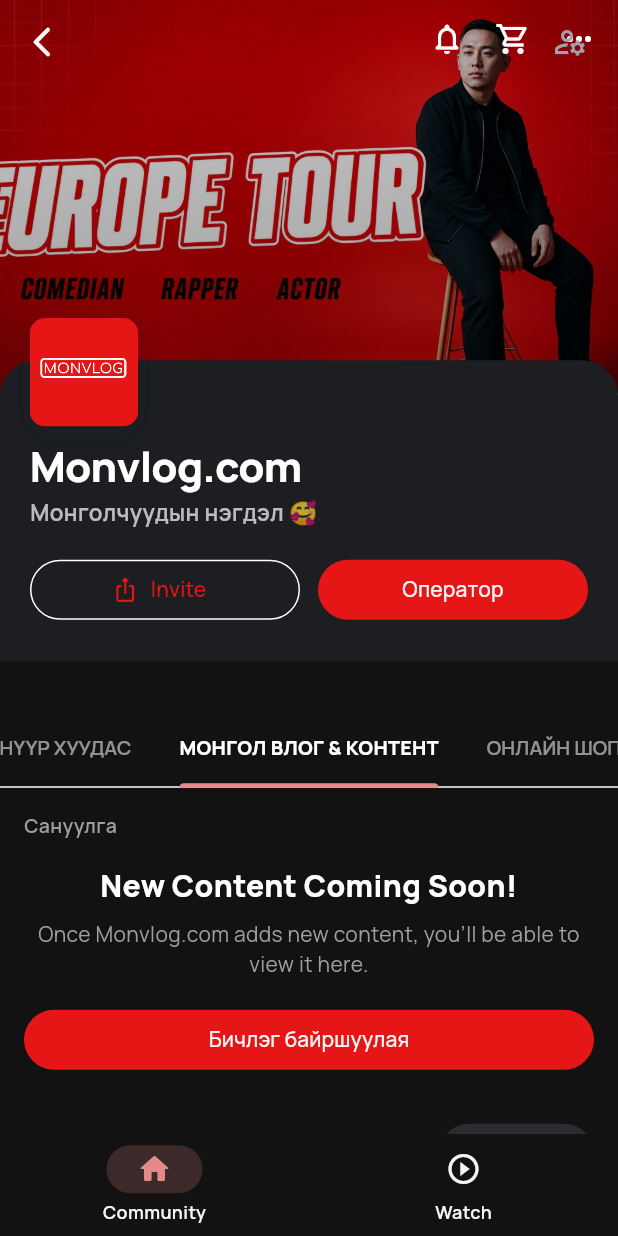
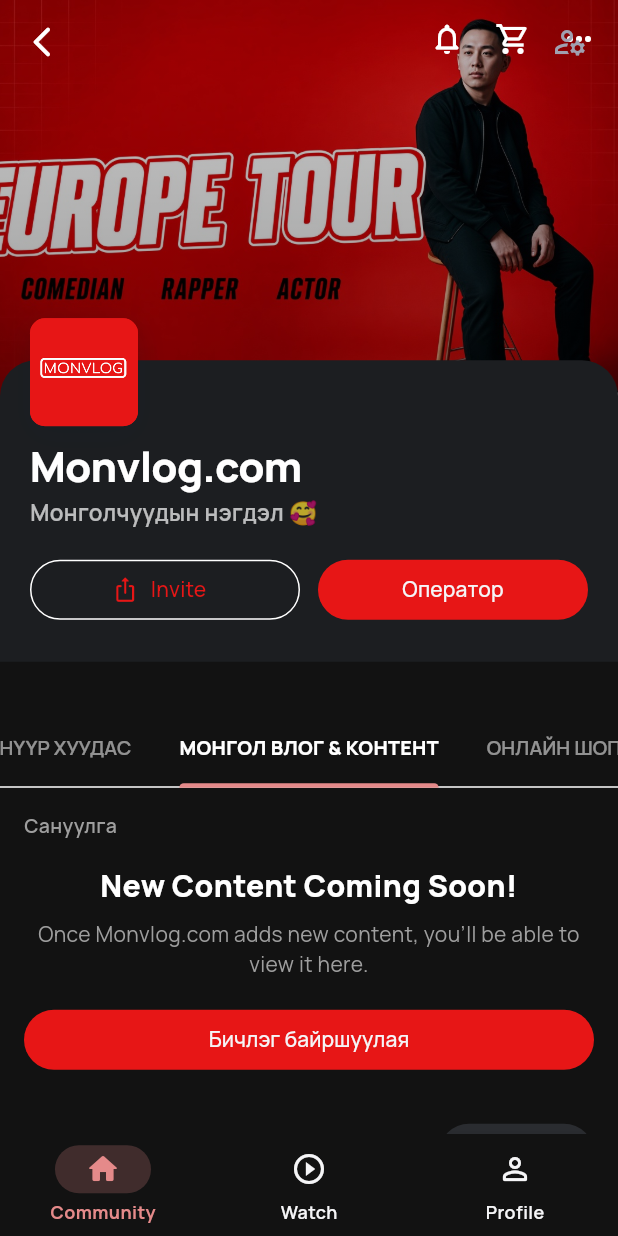
Before and after one commit to Magi888/MonVlog, a Flutter app: the screen it shows after launch, on a phone screen of 412 x 824 dp. Run offline on Flutter 3.47's test engine with Material 3 defaults, Android fonts, the phone set to English and light mode, and no system bars; our stand-ins replace cached_network_image, dio, flutter_riverpod, flutter_secure_storage, go_router, google_fonts and 1 more; missing offline and left inert: android_intent_plus; network calls fail.

Commit message:
Fix phone bottom menu visibility after splash/guest path
Keep Community / Watch / Profile always readable on phone: high-contrast
NavigationBar under ThemeMode.dark, flatten nested scaffolds, NoTransition
tab routes, Profile tab + Continue as guest, and a stricter TV viewport gate.

Co-authored-by: Magi888 <Magi888@users.noreply.github.com>

```diff
--- a/lib/app/app.dart
+++ b/lib/app/app.dart
@@ -13,8 +13,9 @@ class MonVlogApp extends ConsumerWidget {
     return MaterialApp.router(
       title: 'MonVlog',
       debugShowCheckedModeBanner: false,
-      // Dark community + Netflix TV share dark Mode; phone ThemeData carries
-      // coral accents for the Wix-like community shell.
+      // Dark community + Netflix TV share dark Mode. Both themes carry a
+      // high-contrast NavigationBarTheme so the phone bottom menu stays
+      // readable (Community / Watch / Profile) after splash → guest path.
       theme: MonVlogTheme.phone,
       darkTheme: MonVlogTheme.dark,
       themeMode: ThemeMode.dark,
--- a/lib/app/router.dart
+++ b/lib/app/router.dart
@@ -38,15 +38,28 @@ final appRouterProvider = Provider<GoRouter>((ref) {
         name: 'splash',
         builder: (context, state) => const SplashScreen(),
       ),
+      // NoTransitionPage keeps a single bottom menu — Material page
+      // transitions would briefly stack two PhoneShell NavigationBars.
       GoRoute(
         path: '/phone',
         name: 'phone',
-        builder: (context, state) => const PhoneShell(),
+        pageBuilder: (context, state) => const NoTransitionPage<void>(
+          child: PhoneShell(),
+        ),
       ),
       GoRoute(
         path: '/phone/watch',
         name: 'phone-watch',
-        builder: (context, state) => const PhoneShell(initialIndex: 1),
+        pageBuilder: (context, state) => const NoTransitionPage<void>(
+          child: PhoneShell(initialIndex: 1),
+        ),
+      ),
+      GoRoute(
+        path: '/phone/profile',
+        name: 'phone-profile',
+        pageBuilder: (context, state) => const NoTransitionPage<void>(
+          child: PhoneShell(initialIndex: 2),
+        ),
       ),
       // Netflix-style TV leanback (Android TV / Google TV / Samsung living room).
       GoRoute(
--- a/lib/app/theme.dart
+++ b/lib/app/theme.dart
@@ -129,17 +129,37 @@ class MonVlogTheme {
           ),
         ),
       ),
-      navigationBarTheme: NavigationBarThemeData(
-        backgroundColor: communityBg,
-        indicatorColor: coral.withValues(alpha: 0.18),
-        labelTextStyle: WidgetStatePropertyAll(
-          GoogleFonts.manrope(fontSize: 12, fontWeight: FontWeight.w600),
-        ),
-      ),
+      navigationBarTheme: _phoneNavigationBarTheme,
+    );
+  }
+
+  /// High-contrast phone bottom menu — works under [ThemeMode.dark] too.
+  static NavigationBarThemeData get _phoneNavigationBarTheme {
+    return NavigationBarThemeData(
+      backgroundColor: communityBg,
+      surfaceTintColor: Colors.transparent,
+      indicatorColor: coral.withValues(alpha: 0.22),
+      iconTheme: WidgetStateProperty.resolveWith((states) {
+        final selected = states.contains(WidgetState.selected);
+        return IconThemeData(
+          size: 24,
+          color: selected ? coral : onBg,
+        );
+      }),
+      labelTextStyle: WidgetStateProperty.resolveWith((states) {
+        final selected = states.contains(WidgetState.selected);
+        return GoogleFonts.manrope(
+          fontSize: 12,
+          fontWeight: selected ? FontWeight.w700 : FontWeight.w600,
+          color: selected ? coral : onBg,
+        );
+      }),
     );
   }
 
   /// TV Netflix dark theme: large type, high-contrast focus rings.
+  /// Includes the phone [NavigationBarTheme] so a dark [ThemeMode] cannot
+  /// wash out Community / Watch / Profile labels (dark-on-dark).
   static ThemeData get dark {
     final base = ThemeData(
       useMaterial3: true,
@@ -150,6 +170,7 @@ class MonVlogTheme {
         onPrimary: onBg,
         secondary: muted,
         onSurface: onBg,
+        onSurfaceVariant: onBg,
       ),
       scaffoldBackgroundColor: bg,
       focusColor: focusRing.withValues(alpha: 0.35),
@@ -169,6 +190,7 @@ class MonVlogTheme {
           letterSpacing: 1.2,
         ),
       ),
+      navigationBarTheme: _phoneNavigationBarTheme,
     );
   }
 }
--- a/lib/features/phone/community_screen.dart
+++ b/lib/features/phone/community_screen.dart
@@ -84,9 +84,10 @@ class _CommunityScreenState extends State<CommunityScreen>
     final top = MediaQuery.paddingOf(context).top;
     final heroHeight = MediaQuery.sizeOf(context).height * 0.34;
 
-    return Scaffold(
-      backgroundColor: MonVlogTheme.communityBg,
-      body: CustomScrollView(
+    // Body-only — [PhoneShell] owns the Scaffold + bottom menu.
+    return ColoredBox(
+      color: MonVlogTheme.communityBg,
+      child: CustomScrollView(
         physics: const BouncingScrollPhysics(),
         slivers: [
           SliverToBoxAdapter(
--- a/lib/features/phone/phone_shell.dart
+++ b/lib/features/phone/phone_shell.dart
@@ -6,15 +6,20 @@ import 'package:google_fonts/google_fonts.dart';
 import '../../app/theme.dart';
 import '../../auth/admin_auth_providers.dart';
 import 'community_screen.dart';
+import 'phone_profile_screen.dart';
 import 'phone_watch_screen.dart';
 
-/// Phone shell: Community (Wix-like) + Netflix Watch rails.
+/// Phone shell: Community + Watch + Profile with a persistent bottom menu.
+///
 /// Bottom nav is phone-only — TV uses [TvShell] left rail instead.
-/// Viewers browse only; admin reaches catalog via the overflow menu.
+/// Nested page scaffolds are avoided so the bar cannot be clipped or
+/// painted dark-on-dark under an inner [Scaffold].
 class PhoneShell extends ConsumerStatefulWidget {
   const PhoneShell({super.key, this.initialIndex = 0});
 
   final int initialIndex;
+
+  static const tabPaths = ['/phone', '/phone/watch', '/phone/profile'];
 
   @override
   ConsumerState<PhoneShell> createState() => _PhoneShellState();
@@ -26,12 +31,33 @@ class _PhoneShellState extends ConsumerState<PhoneShell> {
   static const _pages = [
     CommunityScreen(),
     PhoneWatchScreen(),
+    PhoneProfileScreen(),
   ];
 
   @override
   void initState() {
     super.initState();
     _index = widget.initialIndex.clamp(0, _pages.length - 1);
+  }
+
+  @override
+  void didUpdateWidget(covariant PhoneShell oldWidget) {
+    super.didUpdateWidget(oldWidget);
+    if (oldWidget.initialIndex != widget.initialIndex) {
+      _index = widget.initialIndex.clamp(0, _pages.length - 1);
+    }
+  }
+
+  void _selectTab(int i) {
+    if (i == _index) return;
+    final path = PhoneShell.tabPaths[i];
+    final current = GoRouterState.of(context).uri.path;
+    if (current != path) {
+      // Route swap rebuilds PhoneShell with the matching initialIndex.
+      context.go(path);
+      return;
+    }
+    setState(() => _index = i);
   }
 
   void _openAdmin() {
@@ -42,15 +68,23 @@ class _PhoneShellState extends ConsumerState<PhoneShell> {
   @override
   Widget build(BuildContext context) {
     final isAdmin = ref.watch(isAdminProvider);
+    final labelStyle = GoogleFonts.manrope(
+      fontSize: 12,
+      fontWeight: FontWeight.w600,
+      color: MonVlogTheme.onBg,
+    );
 
     return Scaffold(
       backgroundColor: MonVlogTheme.communityBg,
+      // Keep the bottom menu above system gesture insets and always painted.
+      resizeToAvoidBottomInset: true,
       body: Stack(
         children: [
           IndexedStack(
             index: _index,
             children: _pages,
           ),
+          if (_index != 2)
             Positioned(
               top: MediaQuery.paddingOf(context).top + 4,
               right: 8,
@@ -70,31 +104,72 @@ class _PhoneShellState extends ConsumerState<PhoneShell> {
             ),
         ],
       ),
-      bottomNavigationBar: NavigationBar(
+      bottomNavigationBar: Material(
+        color: MonVlogTheme.communityBg,
+        elevation: 8,
+        shadowColor: Colors.black54,
+        child: SafeArea(
+          top: false,
+          child: DecoratedBox(
+            decoration: const BoxDecoration(
+              border: Border(
+                top: BorderSide(color: Color(0x33FFFFFF), width: 1),
+              ),
+            ),
+            child: NavigationBar(
               selectedIndex: _index,
-        onDestinationSelected: (i) => setState(() => _index = i),
+              onDestinationSelected: _selectTab,
               height: 68,
               backgroundColor: MonVlogTheme.communityBg,
-        indicatorColor: MonVlogTheme.coral.withValues(alpha: 0.2),
+              surfaceTintColor: Colors.transparent,
+              shadowColor: Colors.transparent,
+              indicatorColor: MonVlogTheme.coral.withValues(alpha: 0.22),
               labelBehavior: NavigationDestinationLabelBehavior.alwaysShow,
-        labelTextStyle: WidgetStatePropertyAll(
-          GoogleFonts.manrope(fontSize: 12, fontWeight: FontWeight.w600),
-        ),
+              labelTextStyle: WidgetStateProperty.resolveWith((states) {
+                final selected = states.contains(WidgetState.selected);
+                return labelStyle.copyWith(
+                  color: selected ? MonVlogTheme.coral : MonVlogTheme.onBg,
+                  fontWeight: selected ? FontWeight.w700 : FontWeight.w600,
+                );
+              }),
               destinations: const [
                 NavigationDestination(
-            icon: Icon(Icons.home_outlined),
-            selectedIcon: Icon(Icons.home_rounded, color: MonVlogTheme.coral),
+                  icon: Icon(
+                    Icons.home_outlined,
+                    color: MonVlogTheme.onBg,
+                  ),
+                  selectedIcon: Icon(
+                    Icons.home_rounded,
+                    color: MonVlogTheme.coral,
+                  ),
                   label: 'Community',
                 ),
                 NavigationDestination(
-            icon: Icon(Icons.play_circle_outline),
+                  icon: Icon(
+                    Icons.play_circle_outline,
+                    color: MonVlogTheme.onBg,
+                  ),
                   selectedIcon: Icon(
                     Icons.play_circle_filled_rounded,
                     color: MonVlogTheme.brandRed,
                   ),
                   label: 'Watch',
                 ),
+                NavigationDestination(
+                  icon: Icon(
+                    Icons.person_outline_rounded,
+                    color: MonVlogTheme.onBg,
+                  ),
+                  selectedIcon: Icon(
+                    Icons.person_rounded,
+                    color: MonVlogTheme.coral,
+                  ),
+                  label: 'Profile',
+                ),
               ],
+            ),
+          ),
+        ),
       ),
     );
   }
```
Also changed, not shown: lib/app/form_factor.dart (+5 -3 lines), lib/features/admin/admin_login_screen.dart (+11 -0 lines), lib/features/phone/phone_profile_screen.dart (added, +199 -0 lines), lib/features/phone/phone_watch_screen.dart (+4 -3 lines), 3 other files. Lines whose indentation alone changed are shown as unchanged.
